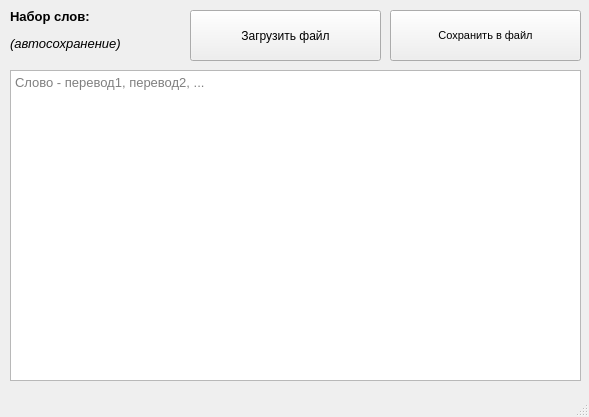
Qt form startWindow.ui (OOLMrStone/project-1535-10) before a commit.
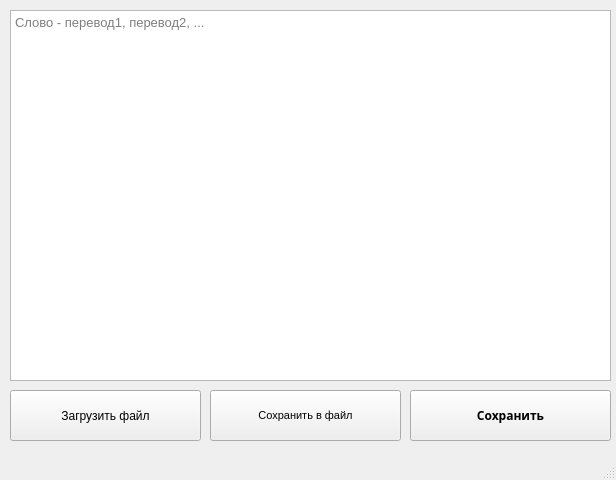
The same form after that commit.

```diff
--- a/startWindow.ui
+++ b/startWindow.ui
@@ -6,8 +6,8 @@
    <rect>
     <x>0</x>
     <y>0</y>
-    <width>589</width>
-    <height>417</height>
+    <width>616</width>
+    <height>480</height>
    </rect>
   </property>
   <property name="windowTitle">
@@ -17,12 +17,17 @@
    <widget class="QPushButton" name="loadFileBtn">
     <property name="geometry">
      <rect>
-      <x>190</x>
-      <y>10</y>
+      <x>10</x>
+      <y>390</y>
       <width>191</width>
       <height>51</height>
      </rect>
     </property>
+    <property name="font">
+     <font>
+      <family>Arial</family>
+     </font>
+    </property>
     <property name="text">
      <string>Загрузить файл</string>
     </property>
@@ -31,13 +36,14 @@
     <property name="geometry">
      <rect>
       <x>10</x>
-      <y>70</y>
-      <width>571</width>
-      <height>311</height>
+      <y>10</y>
+      <width>601</width>
+      <height>371</height>
      </rect>
     </property>
     <property name="font">
      <font>
+      <family>Arial</family>
       <pointsize>10</pointsize>
      </font>
     </property>
@@ -48,35 +54,18 @@
      <string>Слово - перевод1, перевод2, ...</string>
     </property>
    </widget>
-   <widget class="QLabel" name="label_1">
-    <property name="geometry">
-     <rect>
-      <x>10</x>
-      <y>0</y>
-      <width>171</width>
-      <height>61</height>
-     </rect>
-    </property>
-    <property name="font">
-     <font>
-      <pointsize>10</pointsize>
-     </font>
-    </property>
-    <property name="text">
-     <string>&lt;html&gt;&lt;head/&gt;&lt;body&gt;&lt;p&gt;&lt;span style=&quot; font-weight:600;&quot;&gt;Набор слов:&lt;/span&gt;&lt;/p&gt;&lt;p&gt;&lt;span style=&quot; font-style:italic;&quot;&gt;(автосохранение)&lt;/span&gt;&lt;/p&gt;&lt;/body&gt;&lt;/html&gt;</string>
-    </property>
-   </widget>
    <widget class="QPushButton" name="saveFileBtn">
     <property name="geometry">
      <rect>
-      <x>390</x>
-      <y>10</y>
+      <x>210</x>
+      <y>390</y>
       <width>191</width>
       <height>51</height>
      </rect>
     </property>
     <property name="font">
      <font>
+      <family>Arial</family>
       <pointsize>8</pointsize>
      </font>
     </property>
@@ -84,6 +73,26 @@
      <string>Сохранить в файл</string>
     </property>
    </widget>
+   <widget class="QPushButton" name="saveWBtn">
+    <property name="geometry">
+     <rect>
+      <x>410</x>
+      <y>390</y>
+      <width>201</width>
+      <height>51</height>
+     </rect>
+    </property>
+    <property name="font">
+     <font>
+      <family>Arial Black</family>
+      <weight>75</weight>
+      <bold>true</bold>
+     </font>
+    </property>
+    <property name="text">
+     <string>Сохранить</string>
+    </property>
+   </widget>
   </widget>
   <widget class="QMenuBar" name="menubar">
    <property name="geometry">
```
Left out of the diff: 4 changed lines with no effect on the pictures.
